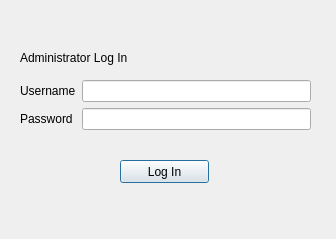
Before: the Qt Designer form authDialog.ui in josephrexme/registron, drawn with Qt 5.
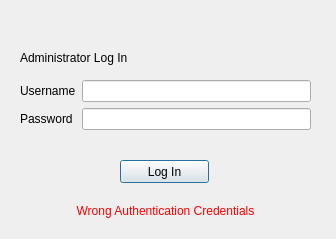
After: the same form once the commit is applied.

Diff of the .ui file:
```diff
--- a/authDialog.ui
+++ b/authDialog.ui
@@ -106,6 +106,25 @@
     <string>Log In</string>
    </property>
   </widget>
+  <widget class="QLabel" name="authError">
+   <property name="geometry">
+    <rect>
+     <x>10</x>
+     <y>200</y>
+     <width>311</width>
+     <height>21</height>
+    </rect>
+   </property>
+   <property name="styleSheet">
+    <string notr="true">color: red;</string>
+   </property>
+   <property name="text">
+    <string>Wrong Authentication Credentials</string>
+   </property>
+   <property name="alignment">
+    <set>Qt::AlignCenter</set>
+   </property>
+  </widget>
  </widget>
  <resources/>
  <connections/>
```
